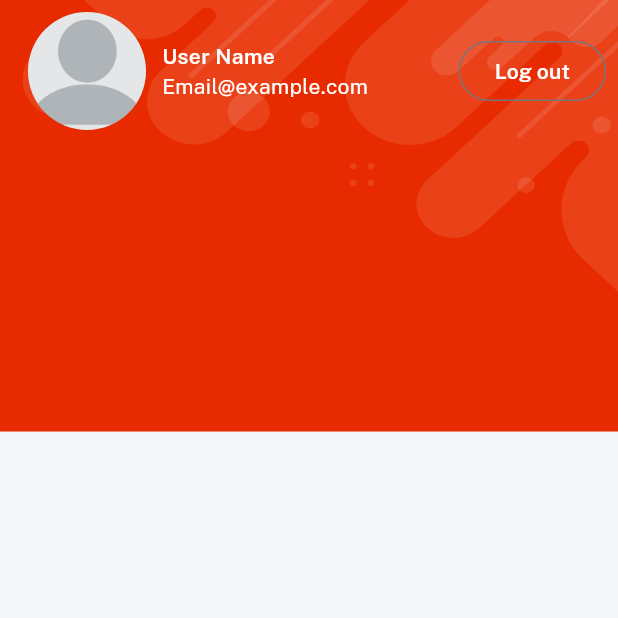
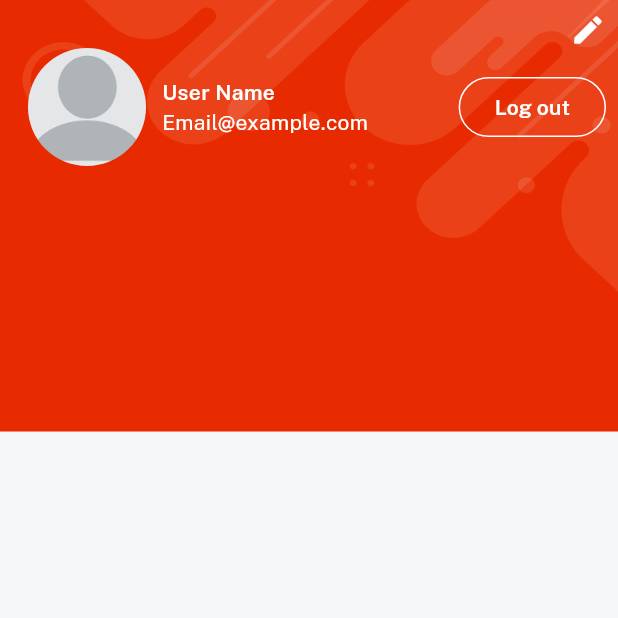
Before and after one commit to MOHAMMEDIRFAN554/e_Commerce-app, a Flutter app: the ProfileScreen screen opened directly, on a phone screen of 412 x 824 dp, the top half of it. Run offline on Flutter 3.47's test engine with Material 3 defaults, Android fonts, the phone set to English and light mode, and no system bars; our stand-ins replace get, velocity_x.

Commit message:
profile screen updates

```diff
--- a/lib/consts/images.dart
+++ b/lib/consts/images.dart
@@ -38,7 +38,8 @@ const icProfile = "assets/icons/profile.png";
 const icRefund = "assets/icons/refund.png";
 const icSearch = "assets/icons/search.png";
 const icShop = "assets/icons/shop.png";
-const icSplashBg = "assets/icons/splash_login_registration_background_image.png";
+const icSplashBg =
+    "assets/icons/splash_login_registration_background_image.png";
 const icSquareLogo = "assets/icons/square_logo.png";
 const icTodaysDeal = "assets/icons/todays_deal.png";
 const icTopCategories = "assets/icons/top_categories.png";
@@ -98,8 +99,9 @@ const imgPi2 = "assets/images/pi2.jpg";
 const imgPi3 = "assets/images/pi3.jpg";
 const imgPi4 = "assets/images/pi4.jpg";
 const imgPi5 = "assets/images/pi5.jpg";
-const imgProfile2 = "assets/images/profile_image_joya_ahsan.jpg";
+const imgProfile2 = "assets/images/profile_image.png";
 const imgProfile = "assets/images/profile_image.png";
+
 const imgRavePayment = "assets/images/rave_payment.png";
 const imgRozarpay = "assets/images/rozarpay.png";
 const imgS1 = "assets/images/s1.jpg";
--- a/lib/views/profile_screen/profile_screen.dart
+++ b/lib/views/profile_screen/profile_screen.dart
@@ -14,10 +14,16 @@ class ProfileScreen extends StatelessWidget {
             padding: EdgeInsets.all(8),
             child: Column(
               children: [
+                // edit profile
+                Align(
+                  alignment: Alignment.topRight,
+                  child: Icon(Icons.edit, color: whiteColor),
+                ),
+                //user details
                 Row(
                   children: [
                     Image.asset(
-                      imgProfile,
+                      imgProfile2,
                       width: 100,
                       fit: BoxFit.cover,
                     ).box.roundedFull.clip(Clip.antiAlias).make(),
@@ -32,6 +38,12 @@ class ProfileScreen extends StatelessWidget {
                       ),
                     ),
                     OutlinedButton(
+                      style: OutlinedButton.styleFrom(
+                        side: BorderSide(color: whiteColor),
+                        shape: RoundedRectangleBorder(
+                          borderRadius: BorderRadius.circular(20),
+                        ),
+                      ),
                       onPressed: () {},
                       child: logout.text.fontFamily(semibold).white.make(),
                     ),
```
